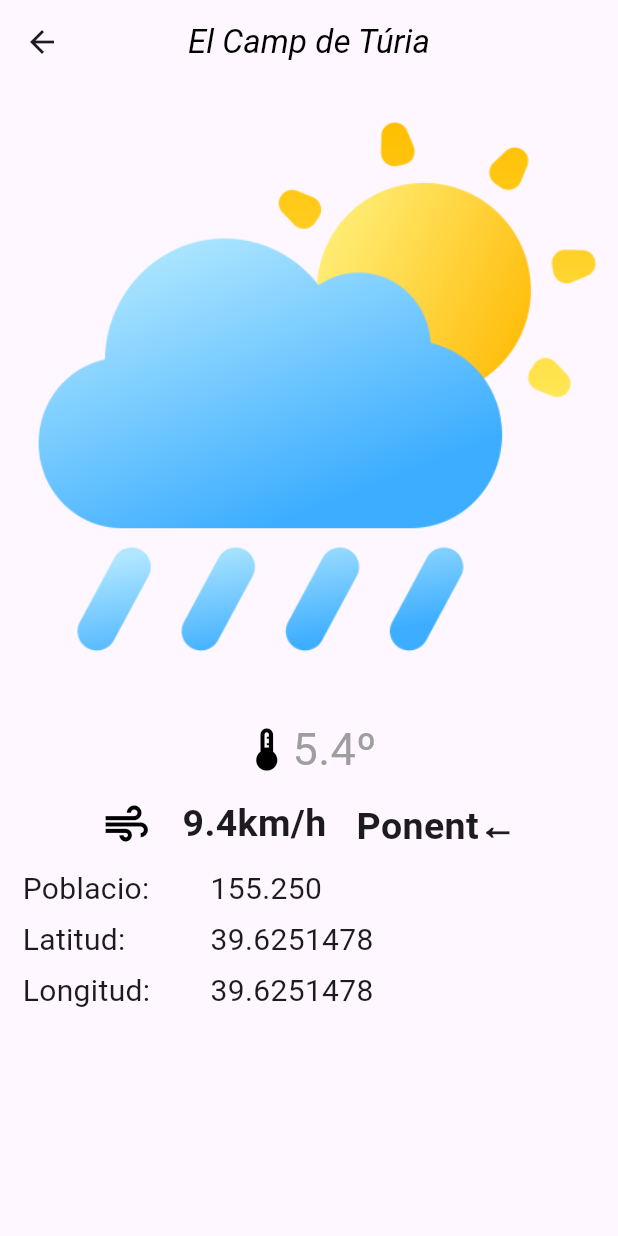
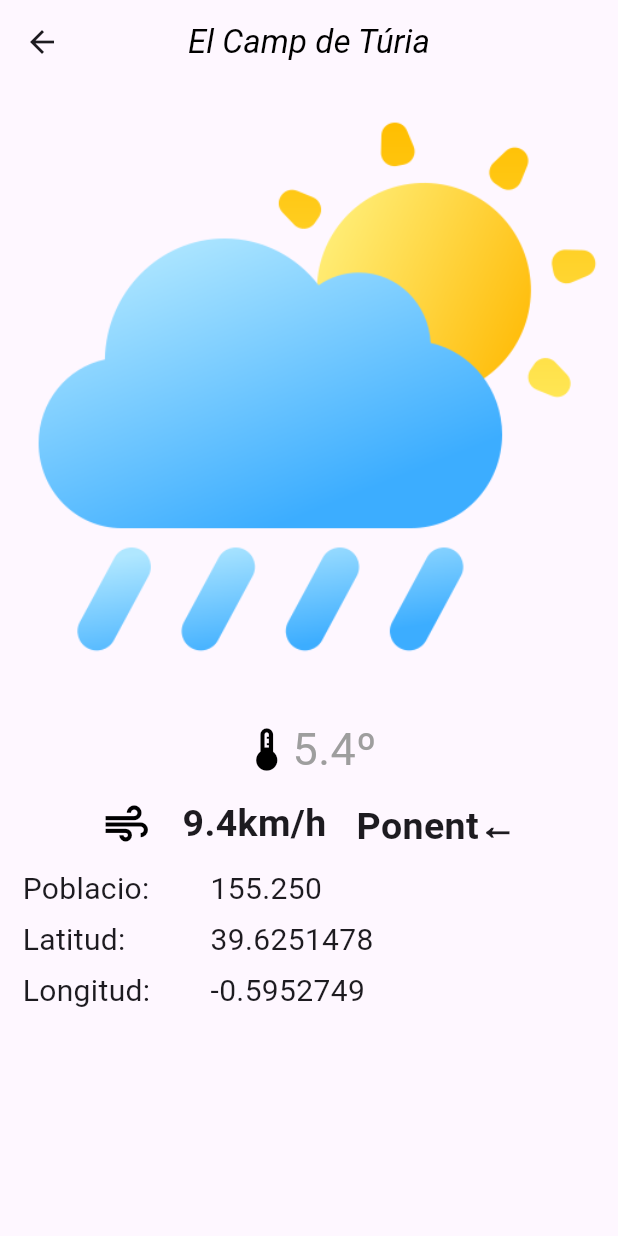
Before and after one commit to JanMatthew/weather_app_screens, a Flutter app: the InfoComarca2Screen screen opened by its route, on a phone screen of 412 x 824 dp. Run offline on Flutter 3.47's test engine with Material 3 defaults, Android fonts, the phone set to English and light mode, and no system bars; our stand-ins replace go_router; network calls fail.

```diff
--- a/lib/presentation/screens/info_comarca_1.dart
+++ b/lib/presentation/screens/info_comarca_1.dart
@@ -120,7 +120,7 @@ class _InfoComarca1State extends State<InfoComarca1Screen>{
                           ),
                           const SizedBox(height: 5), // Espacio entre los textos
                           Text(
-                            comarca["coordenades"][0].toString(),
+                            comarca["coordenades"][1].toString(),
                             style: const TextStyle(
                               fontSize: 20,
                             ),
--- a/lib/presentation/screens/info_comarca_2.dart
+++ b/lib/presentation/screens/info_comarca_2.dart
@@ -147,7 +147,7 @@ class _InfoComarca2ScreenState extends State<InfoComarca2Screen>{
                           ),
                           const SizedBox(height: 5), // Espacio entre los textos
                           Text(
-                            comarca["coordenades"][0].toString(),
+                            comarca["coordenades"][1].toString(),
                             style: const TextStyle(
                               fontSize: 20,
                             ),
--- a/lib/widgets/widget_weather.dart
+++ b/lib/widgets/widget_weather.dart
@@ -22,7 +22,7 @@ class _WidgetWeatherState extends State<WidgetWeather> {
   void initState() {
     super.initState();
 
-    info = obtenerClima(longitud: widget.longitud ?? 0.0, latitud: widget.longitud ?? 0.0);
+    info = obtenerClima(longitud: widget.longitud ?? 0.0, latitud: widget.latitud ?? 0.0);
   }
 
   @override
```
